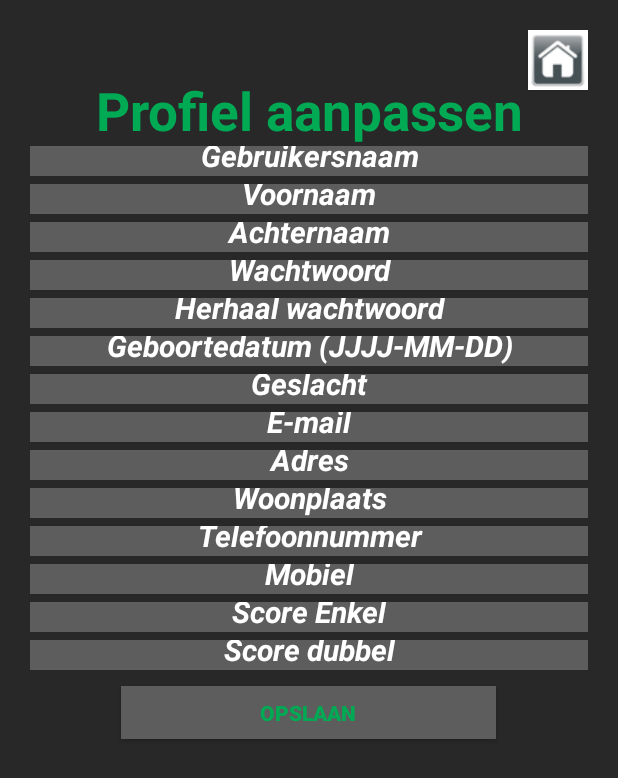
After one commit to pasibun/MatchFixing, an Android app: the layout editprofile.xml on its own in the app's theme, with its tools: preview values and no code run, on a phone screen of 412 x 824 dp. The commit adds this screen. Shown: the top 778 px of the screen. Run offline under Robolectric (Android 15) with nearby library versions, the phone set to English and light mode, and no system bars.

Commit message:
new edit profile page. added get/set password to singleton. new php file to edit profile remove old sql file

```diff
--- a/app/src/main/java/com/matchfixing/minor/matchfixing/Login.java
+++ b/app/src/main/java/com/matchfixing/minor/matchfixing/Login.java
@@ -54,6 +54,7 @@ public class Login extends Activity{
                 PersonaliaSingleton.getInstance().setUserID(us.GetUserID());
                 PersonaliaSingleton.getInstance().SetName(us.getfName());
                 PersonaliaSingleton.getInstance().SetLastName(us.getlName());
+                PersonaliaSingleton.getInstance().SetPassword(us.getPassword());
                 PersonaliaSingleton.getInstance().SetEmail(us.getEmail());
                 PersonaliaSingleton.getInstance().SetAddress(us.getAddress());
                 PersonaliaSingleton.getInstance().SetCity(us.getCity());
--- a/app/src/main/java/com/matchfixing/minor/matchfixing/PersonaliaSingleton.java
+++ b/app/src/main/java/com/matchfixing/minor/matchfixing/PersonaliaSingleton.java
@@ -74,6 +74,11 @@ public class PersonaliaSingleton {
 
     public String GetUsername(){return username; }
 
+    private String password;
+    public void SetPassword(String password) {this.password = password;}
+
+    public String GetPassword(){return password; }
+
     private String mobile;
     public void SetMobile(String mobile) {this.mobile = mobile;}
 
--- a/app/src/main/java/com/matchfixing/minor/matchfixing/Profile.java
+++ b/app/src/main/java/com/matchfixing/minor/matchfixing/Profile.java
@@ -32,6 +32,8 @@ public class Profile extends Activity {
     public void home_home1(View view){
         startActivity(new Intent(this, Home.class));
     }
+
+    public void edit_Profile(View view){startActivity(new Intent(this, EditProfile.class));}
 
     public void InitializeLabels()
     {
--- /dev/null
+++ b/app/src/main/res/layout/editprofile.xml
@@ -0,0 +1,276 @@
+<?xml version="1.0" encoding="utf-8"?>
+<RelativeLayout xmlns:android="http://schemas.android.com/apk/res/android"
+    xmlns:app="http://schemas.android.com/apk/res-auto"
+    android:orientation="vertical"
+    android:layout_width="match_parent"
+    android:layout_height="match_parent"
+    android:background="#282828"
+    android:padding="20dp"
+    android:weightSum="1">
+
+    <Button
+        android:layout_height="40dp"
+        android:layout_width="40dp"
+        android:background="@drawable/home"
+        android:layout_alignParentRight="true"
+        android:onClick="home_home1"/>
+
+    <TextView
+        android:layout_width="match_parent"
+        android:layout_height="wrap_content"
+        android:text="Profiel aanpassen"
+        android:typeface="sans"
+        android:textSize="35sp"
+        android:textColor="#00aa55"
+        android:textStyle="bold"
+        android:id="@+id/profileHead"
+        android:gravity="center"
+        android:layout_marginTop="30dp"
+        android:layout_alignParentLeft="true"
+        android:layout_alignParentStart="true" />
+
+    <EditText
+        android:layout_width="match_parent"
+        android:layout_height="20dp"
+        android:textColor="#ffffff"
+        android:textStyle="bold|italic"
+        android:textColorHint="#ffffff"
+        android:background="#5d5d5d"
+        android:padding="0dp"
+        android:hint="Gebruikersnaam"
+        android:textSize="20sp"
+        android:id="@+id/usernameedt"
+        android:textAlignment="center"
+        android:layout_marginBottom="5dp"
+        android:layout_below="@+id/profileHead"/>
+
+    <EditText
+        android:layout_width="match_parent"
+        android:layout_height="20dp"
+        android:textColor="#ffffff"
+        android:textStyle="bold|italic"
+        android:textColorHint="#ffffff"
+        android:background="#5d5d5d"
+        android:padding="0dp"
+        android:hint="Voornaam"
+        android:textSize="20sp"
+        android:id="@+id/fullnameedt"
+        android:layout_below="@+id/usernameedt"
+        android:layout_alignParentLeft="true"
+        android:layout_alignParentStart="true"
+        android:layout_marginBottom="5dp"
+        android:textAlignment="center" />
+
+
+    <EditText
+        android:layout_width="match_parent"
+        android:layout_height="20dp"
+        android:textColor="#ffffff"
+        android:textStyle="bold|italic"
+        android:textColorHint="#ffffff"
+        android:background="#5d5d5d"
+        android:padding="0dp"
+        android:hint="Achternaam"
+        android:textSize="20sp"
+        android:id="@+id/surnameedt"
+        android:layout_below="@+id/fullnameedt"
+        android:layout_alignParentLeft="true"
+        android:layout_alignParentStart="true"
+        android:layout_marginBottom="5dp"
+        android:textAlignment="center" />
+
+    <EditText
+        android:layout_width="match_parent"
+        android:layout_height="20dp"
+        android:textSize="20sp"
+        android:hint="Wachtwoord"
+        android:textColor="#ffffff"
+        android:textColorHint="#ffffff"
+        android:background="#5d5d5d"
+        android:padding="0dp"
+        android:inputType="textPassword"
+        android:id="@+id/passedt"
+        android:textStyle="bold|italic"
+        android:textAllCaps="false"
+        android:layout_below="@+id/surnameedt"
+        android:layout_alignParentLeft="true"
+        android:layout_alignParentStart="true"
+        android:layout_marginBottom="5dp"
+        android:textAlignment="center" />
+
+    <EditText
+        android:layout_width="match_parent"
+        android:layout_height="20dp"
+        android:textSize="20sp"
+        android:hint="Herhaal wachtwoord"
+        android:textColor="#ffffff"
+        android:textColorHint="#ffffff"
+        android:textStyle="bold|italic"
+        android:background="#5d5d5d"
+        android:padding="0dp"
+        android:inputType="textPassword"
+        android:id="@+id/passcheckedt"
+        android:layout_below="@+id/passedt"
+        android:layout_centerHorizontal="true"
+        android:layout_marginBottom="5dp"
+        android:textAlignment="center" />
+
+    <EditText
+        android:layout_width="match_parent"
+        android:layout_height="20dp"
+        android:textColor="#ffffff"
+        android:textStyle="bold|italic"
+        android:textColorHint="#ffffff"
+        android:background="#5d5d5d"
+        android:padding="0dp"
+        android:hint="Geboortedatum (JJJJ-MM-DD)"
+        android:textSize="20sp"
+        android:id="@+id/userbirthdateedt"
+        android:layout_below="@+id/passcheckedt"
+        android:layout_centerHorizontal="true"
+        android:layout_marginBottom="5dp"
+        android:textAlignment="center" />
+
+    <EditText
+        android:layout_width="match_parent"
+        android:layout_height="20dp"
+        android:textColor="#ffffff"
+        android:textStyle="bold|italic"
+        android:textColorHint="#ffffff"
+        android:background="#5d5d5d"
+        android:padding="0dp"
+        android:hint="Geslacht"
+        android:textSize="20sp"
+        android:id="@+id/usergenderedt"
+        android:layout_below="@+id/userbirthdateedt"
+        android:layout_centerHorizontal="true"
+        android:layout_marginBottom="5dp"
+        android:textAlignment="center" />
+
+    <EditText
+        android:layout_width="match_parent"
+        android:layout_height="20dp"
+        android:textColor="#ffffff"
+        android:textStyle="bold|italic"
+        android:textColorHint="#ffffff"
+        android:background="#5d5d5d"
+        android:padding="0dp"
+        android:hint="E-mail"
+        android:textSize="20sp"
+        android:id="@+id/UserMailedt"
+        android:layout_below="@+id/usergenderedt"
+        android:layout_centerHorizontal="true"
+        android:layout_marginBottom="5dp"
+        android:textAlignment="center" />
+
+    <EditText
+        android:layout_width="match_parent"
+        android:layout_height="20dp"
+        android:textColor="#ffffff"
+        android:textStyle="bold|italic"
+        android:textColorHint="#ffffff"
+        android:background="#5d5d5d"
+        android:padding="0dp"
+        android:hint="Adres"
+        android:textSize="20sp"
+        android:id="@+id/UserAdressedt"
+        android:layout_below="@+id/UserMailedt"
+        android:layout_centerHorizontal="true"
+        android:layout_marginBottom="5dp"
+        android:textAlignment="center" />
+
+    <EditText
+        android:layout_width="match_parent"
+        android:layout_height="20dp"
+        android:textColor="#ffffff"
+        android:textStyle="bold|italic"
+        android:textColorHint="#ffffff"
+        android:background="#5d5d5d"
+        android:padding="0dp"
+        android:hint="Woonplaats"
+        android:textSize="20sp"
+        android:id="@+id/UserCityedt"
+        android:layout_below="@+id/UserAdressedt"
+        android:layout_centerHorizontal="true"
+        android:layout_marginBottom="5dp"
+        android:textAlignment="center" />
+
+    <EditText
+        android:layout_width="match_parent"
+        android:layout_height="20dp"
+        android:textColor="#ffffff"
+        android:textStyle="bold|italic"
+        android:textColorHint="#ffffff"
+        android:background="#5d5d5d"
+        android:padding="0dp"
+        android:hint="Telefoonnummer"
+        android:textSize="20sp"
+        android:id="@+id/UserPhoneedt"
+        android:layout_below="@+id/UserCityedt"
+        android:layout_centerHorizontal="true"
+        android:layout_marginBottom="5dp"
+        android:textAlignment="center" />
+
+    <EditText
+        android:layout_width="match_parent"
+        android:layout_height="20dp"
+        android:textColor="#ffffff"
+        android:textStyle="bold|italic"
+        android:textColorHint="#ffffff"
+        android:background="#5d5d5d"
+        android:padding="0dp"
+        android:hint="Mobiel"
+        android:textSize="20sp"
+        android:id="@+id/UserMobileedt"
+        android:layout_below="@+id/UserPhoneedt"
+        android:layout_centerHorizontal="true"
+        android:layout_marginBottom="5dp"
+        android:textAlignment="center" />
+
+    <EditText
+        android:layout_width="match_parent"
+        android:layout_height="20dp"
+        android:textColor="#ffffff"
+        android:textStyle="bold|italic"
+        android:textColorHint="#ffffff"
+        android:background="#5d5d5d"
+        android:padding="0dp"
+        android:hint="Score Enkel"
+        android:textSize="20sp"
+        android:id="@+id/UserSingleedt"
+        android:layout_below="@+id/UserMobileedt"
+        android:layout_centerHorizontal="true"
+        android:layout_marginBottom="5dp"
+        android:textAlignment="center" />
+
+    <EditText
+        android:layout_width="match_parent"
+        android:layout_height="20dp"
+        android:textColor="#ffffff"
+        android:textStyle="bold|italic"
+        android:textColorHint="#ffffff"
+        android:background="#5d5d5d"
+        android:padding="0dp"
+        android:hint="Score dubbel"
+        android:textSize="20sp"
+        android:id="@+id/UserDoubleedt"
+        android:layout_below="@+id/UserSingleedt"
+        android:layout_centerHorizontal="true"
+        android:layout_marginBottom="5dp"
+        android:textAlignment="center" />
+
+    <Button
+        android:text="Opslaan"
+        android:textStyle="bold"
+        android:textColor="#00aa55"
+        android:id="@+id/saveProfileBtn"
+        android:onClick="save_Profile"
+        android:layout_centerHorizontal="true"
+        android:background="#5d5d5d"
+        android:layout_height="35dp"
+        android:layout_width="250sp"
+        android:layout_below="@+id/UserDoubleedt"
+        android:layout_marginTop="5dp" />
+
+
+</RelativeLayout>
```
Also changed, not shown: app/src/main/java/com/matchfixing/minor/matchfixing/EditProfile.java (added, +142 -0 lines), app/src/main/res/layout/profile.xml (+14 -8 lines), 2 other files.
